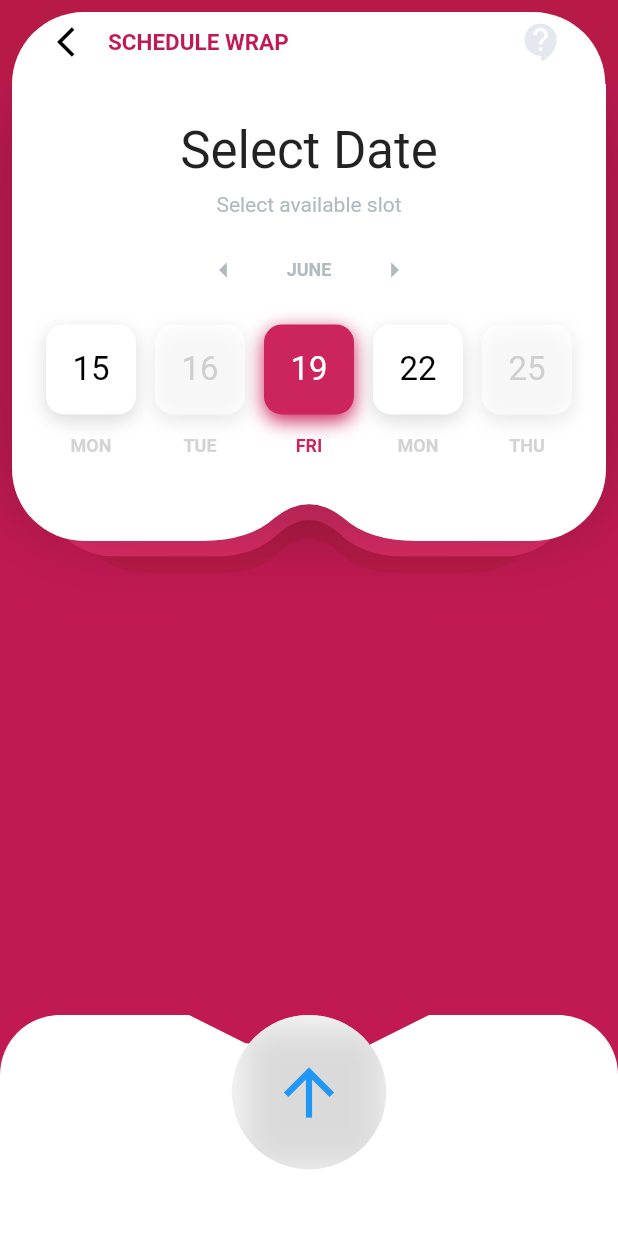
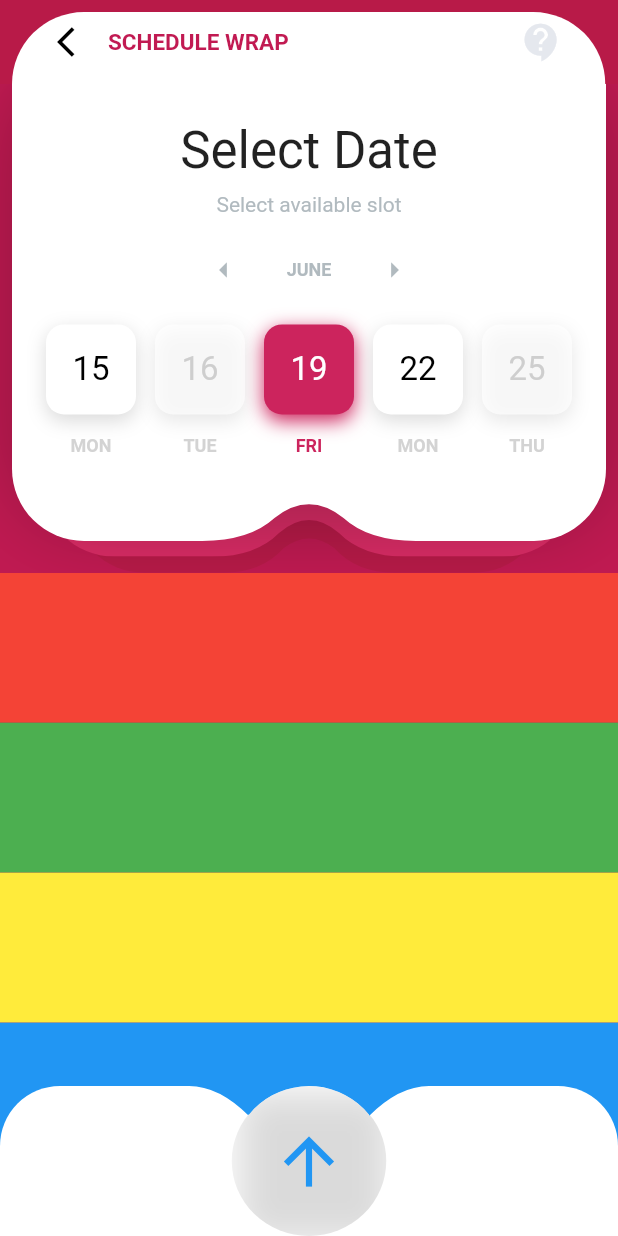
Before and after one commit to mtopolewski/flutter_design_case_car_advertisement, a Flutter app: the screen it shows after launch, on a phone screen of 412 x 824 dp. Run offline on Flutter 3.47's test engine with Material 2 defaults, Android fonts, the phone set to English and light mode, and no system bars.

Commit message:
Frontend - work in progress

```diff
--- a/lib/pages/homePage.dart
+++ b/lib/pages/homePage.dart
@@ -242,8 +242,50 @@ class HomePage extends StatelessWidget {
                 ],
               ),
             ),
-            Expanded(flex: 2, child: Container()),
             Expanded(
+                child: Stack(
+              children: [
+                Container(
+                    child: Column(
+                  children: [
+                    Expanded(
+                        child: ListView(
+                      children: [
+                        Container(
+                          color: Colors.red,
+                          height: 100,
+                        ),
+                        Container(
+                          color: Colors.green,
+                          height: 100,
+                        ),
+                        Container(
+                          color: Colors.yellow,
+                          height: 100,
+                        ),
+                        Container(
+                          color: Colors.blue,
+                          height: 100,
+                        ),
+                        Container(
+                          color: Colors.purple,
+                          height: 100,
+                        ),
+                        Container(
+                          color: Colors.orange,
+                          height: 100,
+                        ),
+                        Container(
+                          color: Colors.pink,
+                          height: 100,
+                        ),
+                      ],
+                    ))
+                  ],
+                )),
+                Align(
+                    alignment: Alignment.bottomCenter,
+                    child: SafeArea(
                       child: ClipPath(
                         clipper: BottomMenuClipper(),
                         child: Container(
@@ -257,7 +299,8 @@ class HomePage extends StatelessWidget {
                             crossAxisAlignment: CrossAxisAlignment.start,
                             children: [
                               Expanded(
-                        flex: 3, child: Container(color: Colors.transparent)),
+                                  flex: 3,
+                                  child: Container(color: Colors.transparent)),
                               Expanded(
                                   flex: 2,
                                   child: ClipOval(
@@ -271,7 +314,8 @@ class HomePage extends StatelessWidget {
                                               height: 50,
                                               //color: Colors.amber,
                                               child: FittedBox(
-                                        child: Icon(Icons.arrow_upward_sharp)),
+                                                  child: Icon(Icons
+                                                      .arrow_upward_sharp)),
                                             )),
                                         decoration: BoxDecoration(
                                           boxShadow: [
@@ -286,11 +330,15 @@ class HomePage extends StatelessWidget {
                                     ),
                                   )),
                               Expanded(
-                        flex: 3, child: Container(color: Colors.transparent))
+                                  flex: 3,
+                                  child: Container(color: Colors.transparent))
                             ],
                           ),
                         ),
+                      ),
                     ))
+              ],
+            )),
           ],
         ));
   }
@@ -434,6 +482,13 @@ class BottomMenuClipper extends CustomClipper<Path> {
     double degToRad(num deg) => deg * (Math.pi / 180.0);
 
     path.lineTo(size.width / 2 - offsetX, 0);
+
+    var firstControlPoint = Offset(size.width / 2 - offsetX * 0.75, 0);
+    var firstEndPoint = Offset(size.width / 2 - offsetX / 2, offsetY);
+
+    path.quadraticBezierTo(firstControlPoint.dx, firstControlPoint.dy,
+        firstEndPoint.dx, firstEndPoint.dy);
+
     path.lineTo(size.width / 2 - offsetX / 2, offsetY);
     path.addArc(
         Rect.fromCircle(
@@ -442,6 +497,13 @@ class BottomMenuClipper extends CustomClipper<Path> {
         degToRad(-141),
         degToRad(102));
     path.lineTo(size.width / 2 + offsetX / 2, offsetY);
+
+    var secondControlPoint = Offset(size.width / 2 + offsetX * 0.75, 0);
+    var secondEndPoint = Offset(size.width / 2 + offsetX, 0);
+
+    path.quadraticBezierTo(secondControlPoint.dx, secondControlPoint.dy,
+        secondEndPoint.dx, secondEndPoint.dy);
+
     path.lineTo(size.width / 2 + offsetX, 0);
     path.lineTo(size.width, 0);
     path.lineTo(size.width, size.height);
```
Lines whose indentation alone changed are shown as unchanged.
